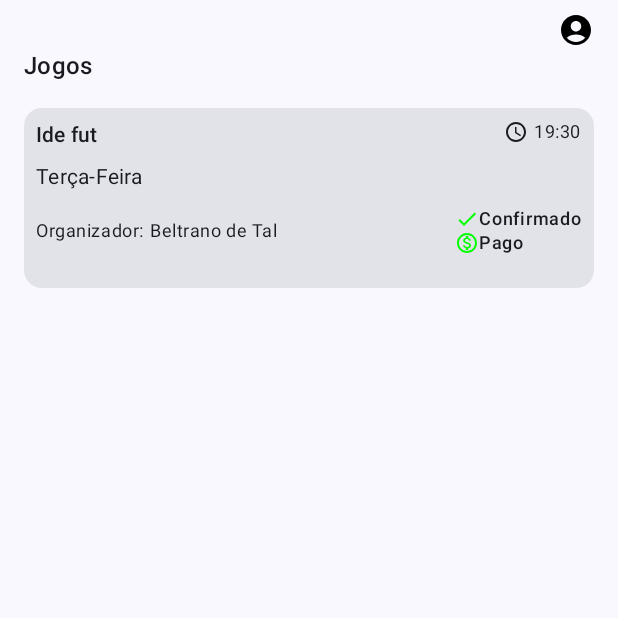
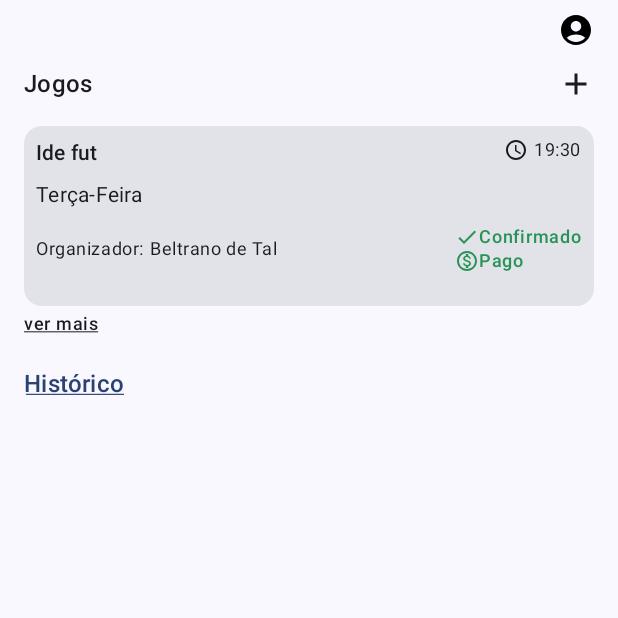
Before and after one commit to felipenathananjos/teamup, an Android app built with Jetpack Compose: the screen it shows after launch (MainActivity), on a phone screen of 412 x 824 dp, the top half of it. Run offline under Robolectric (Android 15) with nearby library versions, the phone set to English and light mode, and no system bars.

```diff
--- a/app/build.gradle.kts
+++ b/app/build.gradle.kts
@@ -46,7 +46,7 @@ dependencies {
     implementation(libs.androidx.ui.graphics)
     implementation(libs.androidx.ui.tooling.preview)
     implementation(libs.androidx.material3)
-    implementation(libs.androidx.material.icons.extended)
+    implementation("androidx.compose.material:material-icons-extended")
     testImplementation(libs.junit)
     androidTestImplementation(libs.androidx.junit)
     androidTestImplementation(libs.androidx.espresso.core)
--- a/app/src/main/java/com/github/felipenathananjos/teamup/view/HomeScreen.kt
+++ b/app/src/main/java/com/github/felipenathananjos/teamup/view/HomeScreen.kt
@@ -4,27 +4,38 @@ import androidx.compose.foundation.Image
 import androidx.compose.foundation.background
 import androidx.compose.foundation.layout.Arrangement
 import androidx.compose.foundation.layout.Column
+import androidx.compose.foundation.layout.PaddingValues
 import androidx.compose.foundation.layout.Row
 import androidx.compose.foundation.layout.Spacer
+import androidx.compose.foundation.layout.absoluteOffset
+import androidx.compose.foundation.layout.absolutePadding
 import androidx.compose.foundation.layout.fillMaxSize
 import androidx.compose.foundation.layout.fillMaxWidth
 import androidx.compose.foundation.layout.height
+import androidx.compose.foundation.layout.offset
 import androidx.compose.foundation.layout.padding
 import androidx.compose.foundation.layout.size
 import androidx.compose.foundation.layout.width
 import androidx.compose.material.icons.Icons
+import androidx.compose.material.icons.filled.Add
+import androidx.compose.material.icons.outlined.Add
 import androidx.compose.material.icons.outlined.Check
 import androidx.compose.material.icons.outlined.MonetizationOn
 import androidx.compose.material.icons.outlined.WatchLater
+import androidx.compose.material3.Button
+import androidx.compose.material3.ButtonDefaults
 import androidx.compose.material3.Card
 import androidx.compose.material3.Icon
+import androidx.compose.material3.IconButton
 import androidx.compose.material3.MaterialTheme
 import androidx.compose.material3.Text
+import androidx.compose.material3.TextButton
 import androidx.compose.runtime.Composable
 import androidx.compose.ui.Alignment
 import androidx.compose.ui.Modifier
-import androidx.compose.ui.graphics.Color
+import androidx.compose.ui.res.colorResource
 import androidx.compose.ui.res.painterResource
+import androidx.compose.ui.text.style.TextDecoration
 import androidx.compose.ui.tooling.preview.Preview
 import androidx.compose.ui.unit.dp
 import com.github.felipenathananjos.teamup.R
@@ -46,8 +57,26 @@ private fun HomeScreenContent() {
         Row(horizontalArrangement = Arrangement.End, modifier = Modifier.fillMaxWidth()) {
             Image(painter = painterResource(R.drawable.ic_account_circle), contentDescription = "foto usuário")
         }
+        Spacer(Modifier.height(12.dp))
+        Row(Modifier.fillMaxWidth(), horizontalArrangement = Arrangement.SpaceBetween) {
             Text("Jogos", style = MaterialTheme.typography.titleMedium)
+            IconButton(onClick = {}, modifier = Modifier.size(24.dp)) {
+                Icon(imageVector = Icons.Outlined.Add, contentDescription = "adicionar")
+            }
+        }
         Spacer(Modifier.height(16.dp))
+        GameCard()
+        Spacer(Modifier.height(4.dp))
+        Text("ver mais", style = MaterialTheme.typography.labelMedium.copy(textDecoration = TextDecoration.Underline))
+        Spacer(Modifier.height(8.dp))
+        TextButton(onClick = {}, contentPadding = PaddingValues(0.dp)) {
+            Text("Histórico", style = MaterialTheme.typography.titleMedium.copy(textDecoration = TextDecoration.Underline))
+        }
+    }
+}
+
+@Composable
+private fun GameCard() {
     Card(
         modifier = Modifier
             .fillMaxWidth()
@@ -79,20 +108,22 @@ private fun HomeScreenContent() {
                         Icon(
                             imageVector = Icons.Outlined.Check,
                             contentDescription = "confirmado",
-                                tint = Color.Green,
+                            tint = colorResource(R.color.green_4),
                             modifier = Modifier.size(16.dp)
                         )
-                            Text("Confirmado", style = MaterialTheme.typography.labelMedium)
+                        Text(
+                            "Confirmado",
+                            style = MaterialTheme.typography.labelMedium.copy(color = colorResource(R.color.green_4))
+                        )
                     }
                     Row {
                         Icon(
                             imageVector = Icons.Outlined.MonetizationOn,
                             contentDescription = "pago",
-                                tint = Color.Green,
+                            tint = colorResource(R.color.green_4),
                             modifier = Modifier.size(16.dp)
                         )
-                            Text("Pago", style = MaterialTheme.typography.labelMedium)
-                        }
+                        Text("Pago", style = MaterialTheme.typography.labelMedium.copy(color = colorResource(R.color.green_4)))
                     }
                 }
             }
--- a/app/src/main/res/values/colors.xml
+++ b/app/src/main/res/values/colors.xml
@@ -7,4 +7,7 @@
     <color name="teal_700">#FF018786</color>
     <color name="black">#FF000000</color>
     <color name="white">#FFFFFFFF</color>
+    <color name="green_2">#44E98D</color>
+    <color name="green_3">#35bd71</color>
+    <color name="green_4">#279357</color>
 </resources>
--- a/gradle/libs.versions.toml
+++ b/gradle/libs.versions.toml
@@ -11,7 +11,6 @@ composeBom = "2024.09.00"
 
 [libraries]
 androidx-core-ktx = { group = "androidx.core", name = "core-ktx", version.ref = "coreKtx" }
-androidx-material-icons-extended = { module = "androidx.compose.material:material-icons-extended" }
 junit = { group = "junit", name = "junit", version.ref = "junit" }
 androidx-junit = { group = "androidx.test.ext", name = "junit", version.ref = "junitVersion" }
 androidx-espresso-core = { group = "androidx.test.espresso", name = "espresso-core", version.ref = "espressoCore" }
```
Also changed, not shown: app/src/main/java/com/github/felipenathananjos/teamup/model/entities/Game.kt (added, +14 -0 lines), app/src/main/java/com/github/felipenathananjos/teamup/model/entities/User.kt (added, +7 -0 lines). Lines whose indentation alone changed are shown as unchanged.
